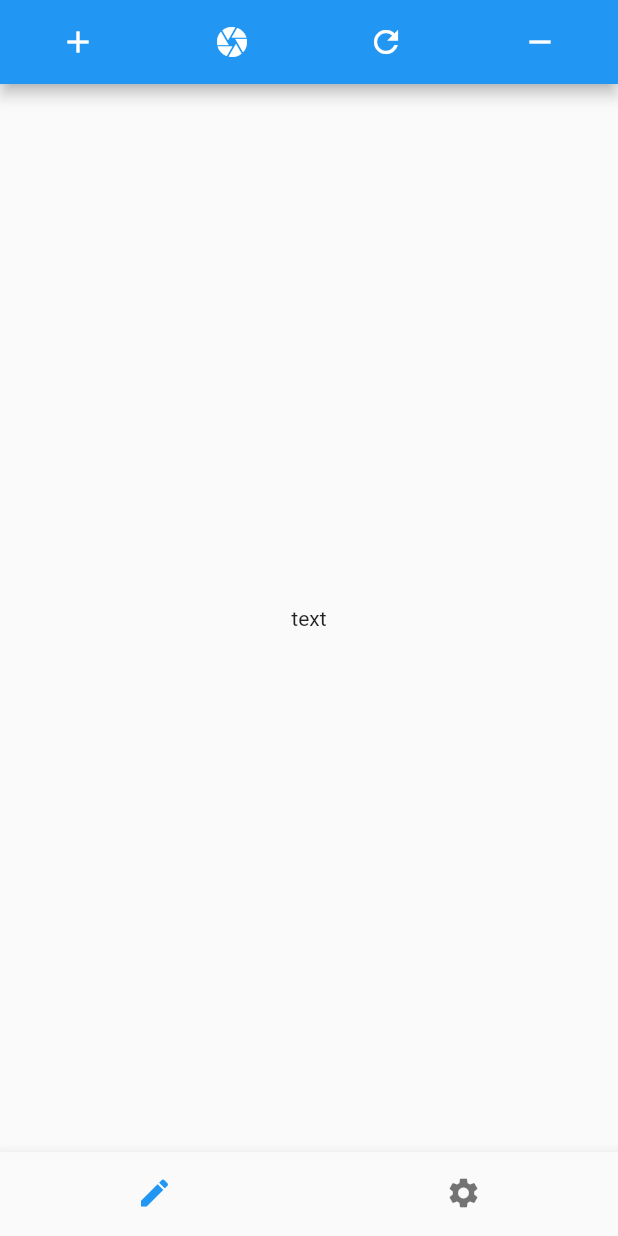
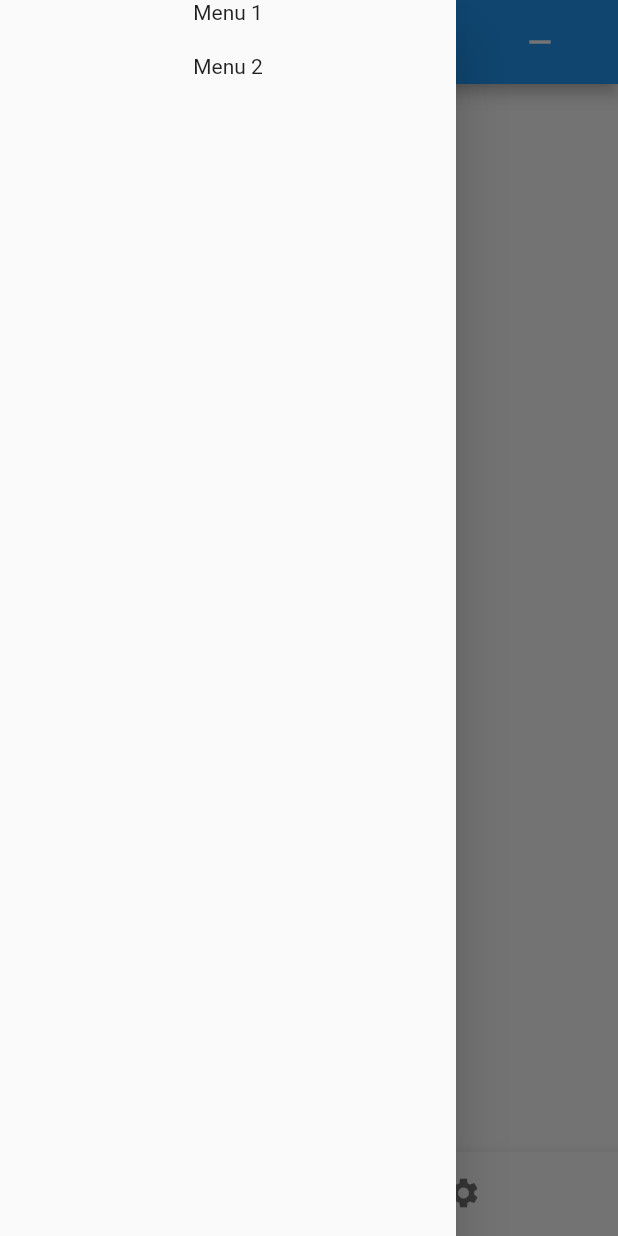
Before and after one commit to app-createur-pro/my_app, a Flutter app: the screen it shows after launch, with the side drawer open (before the commit the screen has no drawer), on a phone screen of 412 x 824 dp. Run offline on Flutter 3.47's test engine with Material 2 defaults, Android fonts, the phone set to English and light mode, and no system bars.

Commit message:
drawer (menu déroulant) + bottom bar + app bar

```diff
--- a/lib/controllers/navigation_controller.dart
+++ b/lib/controllers/navigation_controller.dart
@@ -5,8 +5,12 @@ class NavigationController {
 
   Map<Widget, Function> appBarIcons;
   Map<Widget, Function> bottomBarIcons;
+  Map<Widget, Function> drawerIcon;
 
-  NavigationController.appBar() {
+  NavigationController.appBar({@required GlobalKey<ScaffoldState> scaffoldKey}) {
+    drawerIcon = {
+      Icon(Icons.menu): () => _openDrawer(scaffoldKey)
+    };
     appBarIcons = {
       Icon(Icons.add): _clickAddButton,
       Icon(Icons.camera): _clickCameraButton,
@@ -51,5 +55,11 @@ class NavigationController {
     print("click sur settings button");
   }
 
+  //Drawer
+
+  void _openDrawer(GlobalKey<ScaffoldState> scaffoldKey) {
+    scaffoldKey.currentState.openDrawer();
+  }
+
 
 }
--- a/lib/screens/home_screen.dart
+++ b/lib/screens/home_screen.dart
@@ -17,19 +17,27 @@ class _HomeScreenState extends State<HomeScreen> {
   NavigationController _appBarController;
   NavigationController _bottomBarController;
   int _currentIndex = 0;
+  final _scaffoldKey = GlobalKey<ScaffoldState>();
 
   @override
   void initState() {
     super.initState();
-    _appBarController = NavigationController.appBar();
+    _appBarController = NavigationController.appBar(scaffoldKey: _scaffoldKey);
     _bottomBarController = NavigationController.bottomBar();
   }
 
   @override
   Widget build(BuildContext context) {
-
+    var _safePadding = MediaQuery.of(context).padding.top;
     return Scaffold(
+      key: _scaffoldKey,
       appBar: AppBar(
+        leading: Builder(
+          builder: (context) => GestureDetector(
+              onTap: () => _appBarController.drawerIcon.values.toList()[0].call(),
+              child: _appBarController.drawerIcon.keys.toList()[0]
+          ),
+        ),
         title: Row(
           mainAxisAlignment: MainAxisAlignment.spaceBetween,
           crossAxisAlignment: CrossAxisAlignment.center,
@@ -42,6 +50,18 @@ class _HomeScreenState extends State<HomeScreen> {
         ),
         titleSpacing: 40,
         centerTitle: true,
+      ),
+      drawer: Drawer(
+         child: Padding(
+           padding: EdgeInsets.only(top: _safePadding),
+           child: Column(
+             children: [
+               Text("Menu 1"),
+               SizedBox(height: 20,),
+               Text("Menu 2"),
+             ],
+           ),
+         ),
       ),
       body: Center(
           child: Column(
```
